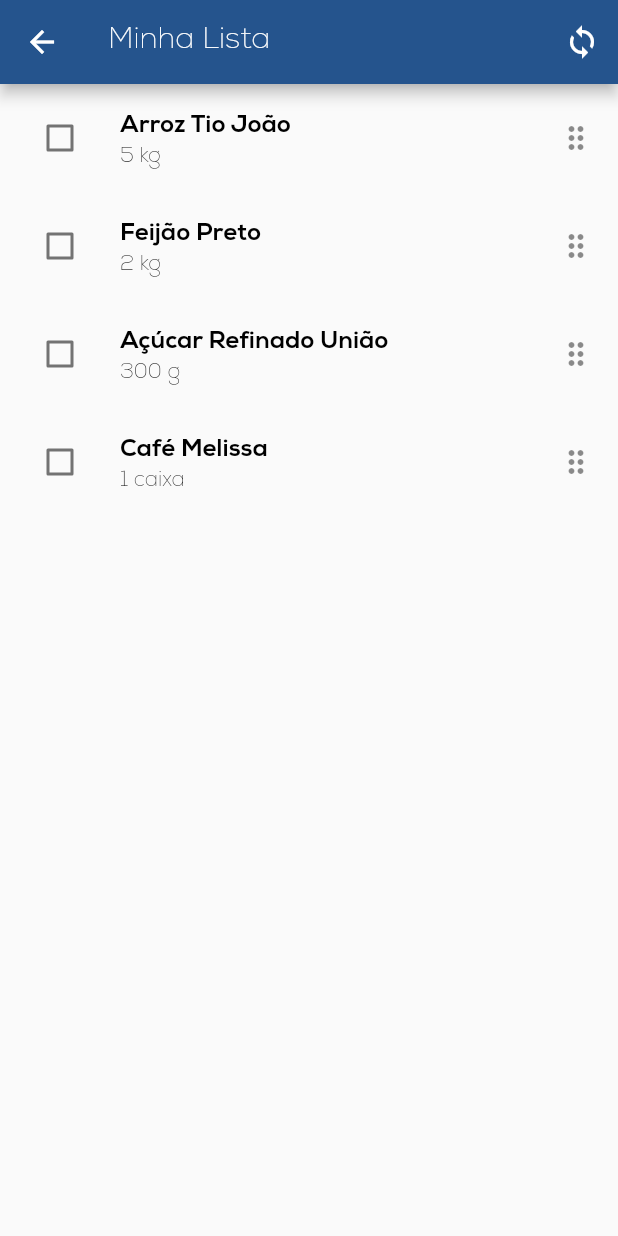
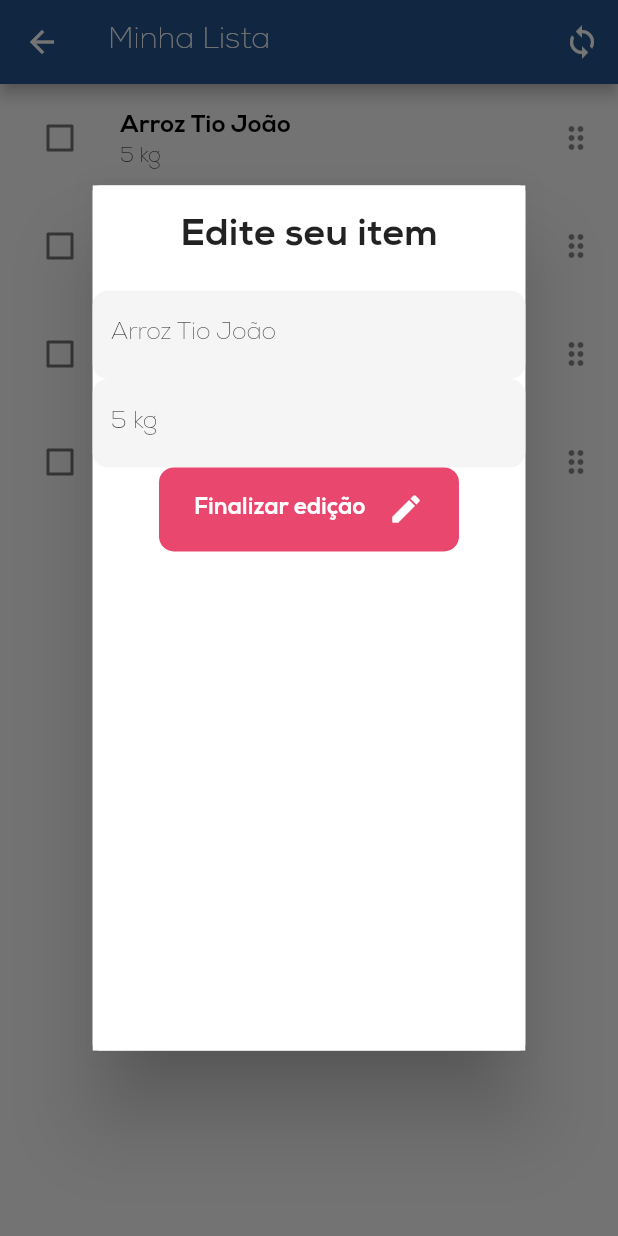
Before and after one commit to emmanuelsdias/cestamos_frontend, a Flutter app: the OneListPage screen opened by its route, after a tap on "Arroz Tio João", on a phone screen of 412 x 824 dp. Run offline on Flutter 3.47's test engine with Material 2 defaults, Android fonts, the phone set to English and light mode, and no system bars; our stand-ins replace flutter_snake_navigationbar, flutter_svg.

Commit message:
added item edit dialog

```diff
--- /dev/null
+++ b/cestamos/lib/models/item.dart
@@ -0,0 +1,22 @@
+class Item {
+  Item({
+    required this.itemId,
+    required this.name,
+    this.quantity = "",
+    this.wasBought = false,
+  });
+
+  final int itemId;
+  final String name;
+  final String quantity;
+  bool wasBought;
+
+  factory Item.fromJson(Map<String, dynamic> json) {
+    return Item(
+      itemId: json['item_id'] as int,
+      name: json['name'] as String,
+      quantity: json['quantity'] as String,
+      wasBought: json['was_bought'] as bool,
+    );
+  }
+}
--- a/cestamos/lib/pages/create_list_page.dart
+++ b/cestamos/lib/pages/create_list_page.dart
@@ -1,9 +1,9 @@
-import 'package:cestamos/widgets/shop_create_friend_select_dialog.dart';
 import 'package:flutter/material.dart';
 
 import '../models/friendship.dart';
 import '../widgets/friendship_tile.dart';
 import '../widgets/cestamos_bar.dart';
+import '../widgets/shop_create_friend_select_dialog.dart';
 
 class CreateListPage extends StatefulWidget {
   const CreateListPage({Key? key}) : super(key: key);
--- a/cestamos/lib/pages/one_list_page.dart
+++ b/cestamos/lib/pages/one_list_page.dart
@@ -1,18 +1,7 @@
 import 'package:flutter/material.dart';
 
-class Item {
-  String itemId;
-  String name;
-  String quantity;
-  bool wasBought;
-
-  Item({
-    required this.itemId,
-    required this.name,
-    this.quantity = "",
-    this.wasBought = false,
-  });
-}
+import '../models/item.dart';
+import '../widgets/item_edit_dialog.dart';
 
 class OneListPage extends StatefulWidget {
   const OneListPage({Key? key}) : super(key: key);
@@ -26,25 +15,25 @@ class OneListPage extends StatefulWidget {
 class _OneListPageState extends State<OneListPage> {
   List<Item> items = [
     Item(
-      itemId: "1",
+      itemId: 1,
       name: "Arroz Tio João",
       quantity: "5 kg",
       wasBought: false,
     ),
     Item(
-      itemId: "2",
+      itemId: 2,
       name: "Feijão Preto",
       quantity: "2 kg",
       wasBought: false,
     ),
     Item(
-      itemId: "3",
+      itemId: 3,
       name: "Açúcar Refinado União",
       quantity: "300 g",
       wasBought: false,
     ),
     Item(
-      itemId: "4",
+      itemId: 4,
       name: "Café Melissa",
       quantity: "1 caixa",
       wasBought: false,
@@ -60,6 +49,14 @@ class _OneListPageState extends State<OneListPage> {
     setState(() {
       items.removeAt(index);
     });
+  }
+
+  void editItem(String itemName, String itemQuantity) {
+    // edit item
+  }
+
+  void changeBoughtStatus() {
+    // change was_bought
   }
 
   @override
@@ -103,7 +100,7 @@ class _OneListPageState extends State<OneListPage> {
 
   Widget _buildTenableListTile(Item item, int index) {
     return Dismissible(
-      key: Key(item.itemId),
+      key: ValueKey(item.itemId),
       direction: DismissDirection.endToStart,
       confirmDismiss: (direction) async {
         // TODO: (MM fix warning "nullable return type")
@@ -149,7 +146,6 @@ class _OneListPageState extends State<OneListPage> {
       child: ListTile(
         leading: Checkbox(
           checkColor: Colors.white,
-          // fillColor: MaterialStateProperty.resolveWith(getColor),
           value: item.wasBought,
           onChanged: (bool? value) {
             setState(() {
@@ -176,7 +172,15 @@ class _OneListPageState extends State<OneListPage> {
           ),
         ),
         onTap: () {
-          print("BBBBBBBBBBBB");
+          showDialog(
+            context: context,
+            builder: (ctx) {
+              return ItemEditDialog(
+                editItem: editItem,
+                item: item,
+              );
+            },
+          );
         },
       ),
     );
--- /dev/null
+++ b/cestamos/lib/widgets/item_edit_dialog.dart
@@ -0,0 +1,150 @@
+import 'package:flutter/material.dart';
+
+import '../models/item.dart';
+
+class ItemEditDialog extends StatefulWidget {
+  const ItemEditDialog({
+    required this.editItem,
+    required this.item,
+    Key? key,
+  }) : super(key: key);
+
+  final Function editItem;
+  final Item item;
+
+  @override
+  State<ItemEditDialog> createState() => _ItemEditDialogState();
+}
+
+class _ItemEditDialogState extends State<ItemEditDialog> {
+  final GlobalKey<FormState> _formKey = GlobalKey<FormState>();
+
+  @override
+  Widget build(BuildContext context) {
+    String itemName = widget.item.name;
+    String itemQuantity = widget.item.quantity;
+
+    return Dialog(
+      child: Container(
+        color: Colors.white,
+        width: MediaQuery.of(context).size.width * 0.7,
+        height: MediaQuery.of(context).size.height * 0.7,
+        child: Column(
+          children: [
+            const Padding(
+              padding: EdgeInsets.all(20.0),
+              child: Text(
+                "Edite seu item",
+                style: TextStyle(
+                  fontWeight: FontWeight.bold,
+                  fontSize: 25,
+                ),
+              ),
+            ),
+            Form(
+              key: _formKey,
+              autovalidateMode: AutovalidateMode.disabled,
+              child: Column(
+                children: [
+                  TextFormField(
+                    decoration: InputDecoration(
+                      border: OutlineInputBorder(
+                        borderRadius: BorderRadius.circular(10.0),
+                        borderSide: const BorderSide(
+                          width: 0,
+                          style: BorderStyle.none,
+                        ),
+                      ),
+                      hintText: "Nome do item",
+                      filled: true,
+                      fillColor: Colors.grey[100],
+                    ),
+                    initialValue: widget.item.name,
+                    validator: (String? value) {
+                      if (value == null || value.isEmpty) {
+                        return "Dê um nome ao seu item!";
+                      }
+                      return null;
+                    },
+                    keyboardType: TextInputType.name,
+                    onChanged: (newItemName) {
+                      if (newItemName.isNotEmpty) {
+                        setState(() {
+                          itemName = newItemName;
+                        });
+                      }
+                    },
+                    textInputAction: TextInputAction.done,
+                  ),
+                  TextFormField(
+                    decoration: InputDecoration(
+                      border: OutlineInputBorder(
+                        borderRadius: BorderRadius.circular(10.0),
+                        borderSide: const BorderSide(
+                          width: 0,
+                          style: BorderStyle.none,
+                        ),
+                      ),
+                      hintText: "Quantidade do item",
+                      filled: true,
+                      fillColor: Colors.grey[100],
+                    ),
+                    initialValue: widget.item.quantity,
+                    validator: (String? value) {
+                      if (value == null || value.isEmpty) {
+                        return "Dê uma quantidade ao seu item!";
+                      }
+                      return null;
+                    },
+                    keyboardType: TextInputType.name,
+                    onChanged: (newItemQuantity) {
+                      if (newItemQuantity.isNotEmpty) {
+                        setState(() {
+                          itemQuantity = newItemQuantity;
+                        });
+                      }
+                    },
+                    textInputAction: TextInputAction.done,
+                  ),
+                  ElevatedButton(
+                    onPressed: () => widget.editItem(
+                      itemName,
+                      itemQuantity,
+                    ),
+                    style: ElevatedButton.styleFrom(
+                        minimumSize: const Size(0, 56),
+                        maximumSize: const Size(200, 100),
+                        shape: RoundedRectangleBorder(
+                          borderRadius: BorderRadius.circular(10),
+                        ),
+                        shadowColor: Colors.transparent,
+                        primary: Theme.of(context).colorScheme.inversePrimary),
+                    child: Row(
+                      mainAxisAlignment: MainAxisAlignment.center,
+                      children: const [
+                        Text(
+                          'Finalizar edição',
+                          style: TextStyle(
+                            color: Colors.white,
+                            fontSize: 15,
+                            fontWeight: FontWeight.bold,
+                          ),
+                        ),
+                        SizedBox(
+                          width: 15,
+                        ),
+                        Icon(
+                          Icons.edit,
+                        ),
+                      ],
+                    ),
+                  ),
+                ],
+              ),
+            ),
+          ],
+        ),
+      ),
+    );
+  }
+}
```
